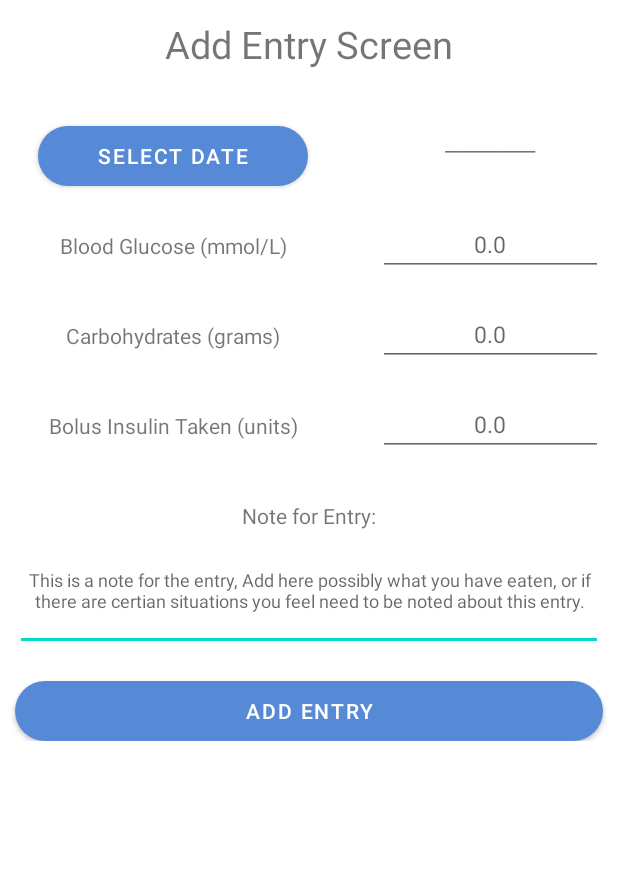
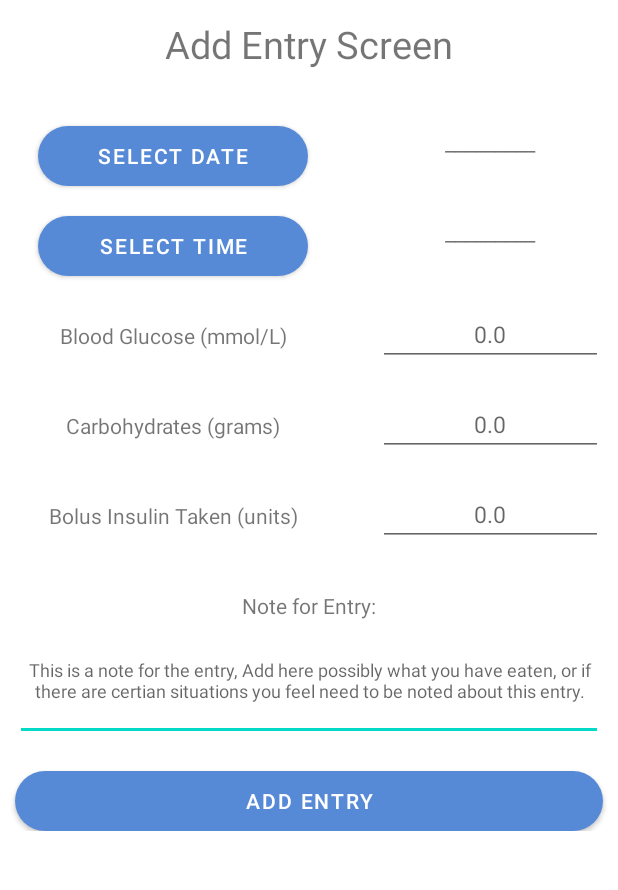
Before and after one commit to YaB0IRyan/Type-One-Diary-Honors-Project-, an Android app: the AddEntryActivity screen opened directly, with no data from a screen before it, in the side drawer, after a tap on "Add New Entry", on a phone screen of 412 x 824 dp, the part 84-974 px from its top. Run offline under Robolectric (Android 15) with nearby library versions, the phone set to English and light mode, and no system bars.

Commit message:
Select time added, entry class altered to acomidate this, AddEntryPage is now completed

```diff
--- a/app/src/main/java/com/example/typeonediary/AddEntryActivity.java
+++ b/app/src/main/java/com/example/typeonediary/AddEntryActivity.java
@@ -5,8 +5,11 @@ import androidx.annotation.Nullable;
 import androidx.appcompat.app.ActionBarDrawerToggle;
 import androidx.appcompat.app.AppCompatActivity;
 
+import android.app.AlertDialog;
 import android.app.DatePickerDialog;
+import android.app.TimePickerDialog;
 import android.content.Context;
+import android.content.DialogInterface;
 import android.content.Intent;
 import android.os.Bundle;
 import android.view.MenuItem;
@@ -26,6 +29,7 @@ import android.widget.DatePicker;
 import android.widget.EditText;
 import android.widget.NumberPicker;
 import android.widget.TextView;
+import android.widget.TimePicker;
 import android.widget.Toast;
 
 import org.w3c.dom.Text;
@@ -36,20 +40,24 @@ import java.io.Reader;
 import java.io.Writer;
 import java.nio.file.Paths;
 import java.text.DateFormat;
+import java.text.SimpleDateFormat;
 import java.util.ArrayList;
 import java.util.Calendar;
 import java.util.Collection;
 import java.util.Iterator;
 import java.util.List;
 import java.util.ListIterator;
+import java.util.TimeZone;
 import java.util.UUID;
 import java.nio.file.Files;
 
-public class AddEntryActivity extends AppCompatActivity implements NavigationView.OnNavigationItemSelectedListener, DatePickerDialog.OnDateSetListener {
+public class AddEntryActivity extends AppCompatActivity implements NavigationView.OnNavigationItemSelectedListener, DatePickerDialog.OnDateSetListener, TimePickerDialog.OnTimeSetListener {
     ReaderWriter rw = new ReaderWriter();
     DrawerLayout drawerLayout;
     NavigationView navigationView;
     Toolbar toolbar;
+
+    TextView txtIn_entryTime;
 
     TextView txtIn_entryDate;
     EditText numIn_bloodGlucose;
@@ -68,6 +76,9 @@ public class AddEntryActivity extends AppCompatActivity implements NavigationVie
         drawerLayout = findViewById(R.id.drawer_layout);
         navigationView = findViewById(R.id.nav_view);
         toolbar = findViewById(R.id.toolbar);
+        txtIn_entryDate = findViewById(R.id.txtIn_entryDate);
+        txtIn_entryTime = findViewById(R.id.txtIn_entryTime);
+        Button btn_timeSelect = (Button) findViewById(R.id.btn_timeSelect);
         Button btn_dateSelect = (Button) findViewById(R.id.btn_dateSelect);
         Button btn_addEntry = (Button) findViewById(R.id.btn_addEntry);
 
@@ -77,6 +88,13 @@ public class AddEntryActivity extends AppCompatActivity implements NavigationVie
                 datePicker.show(getSupportFragmentManager(), "date picker");
             }
         });
+
+    btn_timeSelect.setOnClickListener(new View.OnClickListener(){
+        public void onClick(View v) {
+            DialogFragment timePicker = new TimePickerFragment();
+            timePicker.show(getSupportFragmentManager(), "time picker");
+        }
+    });
 
         btn_addEntry.setOnClickListener(new View.OnClickListener(){
             public void onClick(View v) {
@@ -109,6 +127,10 @@ public class AddEntryActivity extends AppCompatActivity implements NavigationVie
         String dateSelected = DateFormat.getDateInstance().format(calendar.getTime());
         txtIn_entryDate = (TextView) findViewById(R.id.txtIn_entryDate);
         txtIn_entryDate.setText(dateSelected);
+    }
+
+    public void onTimeSet(TimePicker view, int hourOfDay, int minute){
+        txtIn_entryTime.setText(hourOfDay + ":" + minute);
     }
 
     @Override
@@ -165,8 +187,9 @@ public class AddEntryActivity extends AppCompatActivity implements NavigationVie
                     throw new RuntimeException(e);
                 }
             } else {
-                // create user object
+                //START - GRABBING ALL TEXT FROM INPUT FIELDS
                 txtIn_entryDate = (TextView) findViewById(R.id.txtIn_entryDate);
+                txtIn_entryTime = (TextView) findViewById(R.id.txtIn_entryTime);
                 numIn_bloodGlucose = (EditText) findViewById(R.id.numIn_bloodGlucose);
                 numIn_carbs = (EditText) findViewById(R.id.numIn_carbs);
                 numIn_insulinTaken = (EditText) findViewById(R.id.numIn_insulinTaken);
@@ -174,12 +197,14 @@ public class AddEntryActivity extends AppCompatActivity implements NavigationVie
 
                 String entryID = UUID.randomUUID().toString();
                 String date = txtIn_entryDate.getText().toString();
+                String time = txtIn_entryTime.getText().toString();
                 Float bg = Float.valueOf(numIn_bloodGlucose.getText().toString());
                 Float carbs = Float.valueOf(numIn_carbs.getText().toString());
                 Float insulin = Float.valueOf(numIn_insulinTaken.getText().toString());
                 String note = txtIn_entryNote.getText().toString();
+                //END - GRABBING ALL TEXT FROM INPUT FIELDS
 
-                Entry newEntry = new Entry(entryID, date, bg, carbs, insulin, note);
+                Entry newEntry = new Entry(entryID, date, time, bg, carbs, insulin, note);
 
                 List<Entry> entries = rw.readEntries(file);
 
@@ -192,6 +217,14 @@ public class AddEntryActivity extends AppCompatActivity implements NavigationVie
                     rw.writeEntries(file, newList);
                 }
 
+                Toast.makeText(AddEntryActivity.this, "Entry has been added.", Toast.LENGTH_LONG).show();
+
+                txtIn_entryDate.setText("_________");
+                txtIn_entryTime.setText("_________");
+                numIn_bloodGlucose.setText("");
+                numIn_carbs.setText("");;
+                numIn_insulinTaken.setText("");;
+                txtIn_entryNote.setText("");;
             }
         } catch (Exception ex) {
             ex.printStackTrace();
--- a/app/src/main/java/com/example/typeonediary/ReaderWriter.java
+++ b/app/src/main/java/com/example/typeonediary/ReaderWriter.java
@@ -29,7 +29,7 @@ public class ReaderWriter {
                 System.out.println("Number of entries: " + entries.size());
 
                 for (int i = 0; i < entries.size(); i++) {
-                    System.out.println(entries.get(i).getEntry());
+                    System.out.println(entries.get(i).toString());
                 }
             } else {
                 System.out.println("File is Empty");
@@ -62,7 +62,7 @@ public class ReaderWriter {
 
             System.out.println("The following list has been exported:");
             for (int i = 0; i < entries.size(); i++) {
-                System.out.println(entries.get(i).getEntry());
+                System.out.println(entries.get(i).toString());
             }
 
         } catch (Exception ex) {
--- /dev/null
+++ b/app/src/main/java/com/example/typeonediary/TimePickerFragment.java
@@ -0,0 +1,22 @@
+package com.example.typeonediary;
+
+import android.app.Dialog;
+import android.app.TimePickerDialog;
+import android.os.Bundle;
+
+import androidx.annotation.NonNull;
+import androidx.annotation.Nullable;
+import androidx.fragment.app.DialogFragment;
+
+import java.util.Calendar;
+
+public class TimePickerFragment extends DialogFragment {
+    @NonNull
+    @Override
+    public Dialog onCreateDialog(@Nullable Bundle savedInstanceState) {
+        Calendar c = Calendar.getInstance();
+        int hour = c.get(Calendar.HOUR_OF_DAY);
+        int min = c.get(Calendar.MINUTE);
+        return new TimePickerDialog(getActivity(), (TimePickerDialog.OnTimeSetListener) getActivity(), hour, min, true);
+    }
+}
--- a/app/src/main/res/layout/activity_add_entry.xml
+++ b/app/src/main/res/layout/activity_add_entry.xml
@@ -81,12 +81,40 @@
                 app:layout_constraintStart_toStartOf="parent"
                 app:layout_constraintTop_toTopOf="parent"></TextView>
 
+            <Button
+                android:id="@+id/btn_timeSelect"
+                android:layout_width="180dp"
+                android:layout_height="40dp"
+                android:layout_marginLeft="25dp"
+                android:layout_marginTop="200dp"
+                android:background="@drawable/btn_bg"
+                android:text="Select Time"
+                app:layout_constraintEnd_toEndOf="@+id/toolbar"
+                app:layout_constraintHorizontal_bias="0.0"
+                app:layout_constraintStart_toStartOf="@+id/toolbar"
+                app:layout_constraintTop_toTopOf="parent"></Button>
+
+            <TextView
+                android:id="@+id/txtIn_entryTime"
+                android:layout_width="150dp"
+                android:layout_height="40dp"
+                android:layout_marginRight="10dp"
+                android:layout_marginTop="200dp"
+                android:maxLines="10"
+                android:text="_________"
+                android:textAlignment="center"
+                android:textSize="15sp"
+                app:layout_constraintEnd_toEndOf="parent"
+                app:layout_constraintHorizontal_bias="1.0"
+                app:layout_constraintStart_toStartOf="parent"
+                app:layout_constraintTop_toTopOf="parent"></TextView>
+
             <TextView
                 android:id="@+id/lbl_bloodGlucose"
                 android:layout_width="180dp"
                 android:layout_height="40dp"
                 android:layout_marginLeft="25dp"
-                android:layout_marginTop="200dp"
+                android:layout_marginTop="260dp"
                 android:gravity="center"
                 android:text="Blood Glucose (mmol/L)"
                 android:textAlignment="center"
@@ -100,7 +128,7 @@
                 android:layout_width="150dp"
                 android:layout_height="40dp"
                 android:layout_marginRight="10dp"
-                android:layout_marginTop="200dp"
+                android:layout_marginTop="260dp"
                 android:inputType="numberDecimal"
                 android:textAlignment="center"
                 android:textSize="15sp"
@@ -116,7 +144,7 @@
                 android:layout_width="180dp"
                 android:layout_height="40dp"
                 android:layout_marginLeft="25dp"
-                android:layout_marginTop="260dp"
+                android:layout_marginTop="320dp"
                 android:gravity="center"
                 android:text="Carbohydrates (grams)"
                 android:textAlignment="center"
@@ -130,7 +158,7 @@
                 android:layout_width="150dp"
                 android:layout_height="40dp"
                 android:layout_marginRight="10dp"
-                android:layout_marginTop="260dp"
+                android:layout_marginTop="320dp"
                 android:inputType="numberDecimal"
                 android:textAlignment="center"
                 android:textSize="15sp"
@@ -146,7 +174,7 @@
                 android:layout_width="180dp"
                 android:layout_height="40dp"
                 android:layout_marginLeft="25dp"
-                android:layout_marginTop="320dp"
+                android:layout_marginTop="380dp"
                 android:gravity="center"
                 android:text="Bolus Insulin Taken (units)"
                 android:textAlignment="center"
@@ -160,7 +188,7 @@
                 android:layout_width="150dp"
                 android:layout_height="40dp"
                 android:layout_marginRight="10dp"
-                android:layout_marginTop="320dp"
+                android:layout_marginTop="380dp"
                 android:inputType="numberDecimal"
                 android:textAlignment="center"
                 android:textSize="15sp"
@@ -177,7 +205,7 @@
                 android:layout_height="40dp"
                 android:layout_marginLeft="10dp"
                 android:layout_marginRight="10dp"
-                android:layout_marginTop="380dp"
+                android:layout_marginTop="440dp"
                 android:gravity="center"
                 android:text="Note for Entry:"
                 android:textAlignment="center"
@@ -191,7 +219,7 @@
                 android:layout_height="80dp"
                 android:layout_marginLeft="10dp"
                 android:layout_marginRight="10dp"
-                android:layout_marginTop="410dp"
+                android:layout_marginTop="470dp"
                 android:inputType="textMultiLine"
                 android:lines="3"
                 android:scrollHorizontally="false"
@@ -209,7 +237,7 @@
                 android:layout_height="40dp"
                 android:layout_marginLeft="10dp"
                 android:layout_marginRight="10dp"
-                android:layout_marginTop="510dp"
+                android:layout_marginTop="570dp"
                 android:background="@drawable/btn_bg"
                 android:text="Add Entry"
                 app:layout_constraintEnd_toEndOf="parent"
```
Also changed, not shown: app/src/main/java/com/example/typeonediary/Entry.java (+24 -6 lines).
